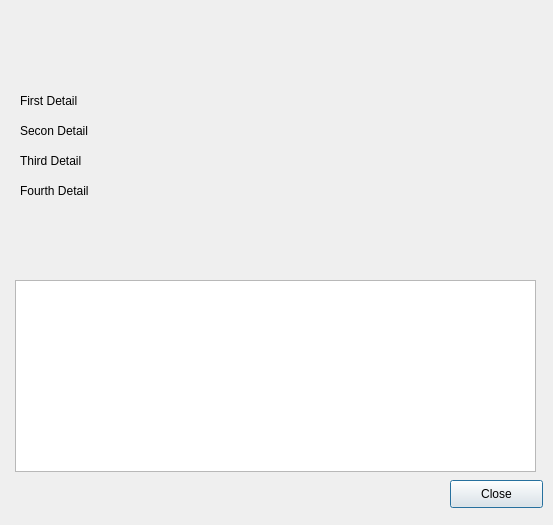
VLN1-Hopur23/VLN1-Hopur23, file ui/details.ui: the form before one commit.
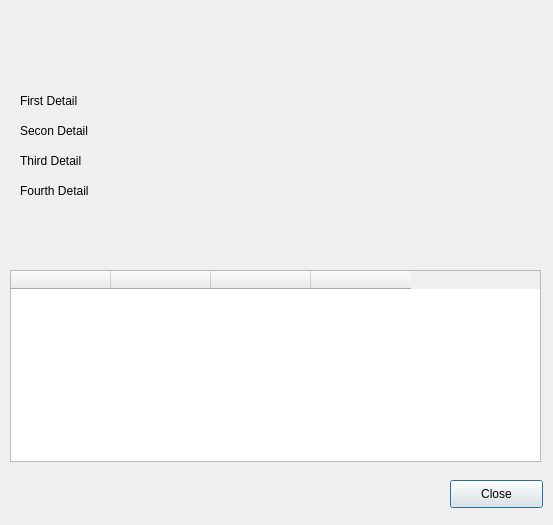
The form after the commit.

Commit message: Connection table in Details functional

Patch:
```diff
--- a/ui/details.ui
+++ b/ui/details.ui
@@ -42,16 +42,6 @@
     <string/>
    </property>
   </widget>
-  <widget class="QListView" name="listView">
-   <property name="geometry">
-    <rect>
-     <x>15</x>
-     <y>280</y>
-     <width>521</width>
-     <height>192</height>
-    </rect>
-   </property>
-  </widget>
   <widget class="QLabel" name="label_name">
    <property name="geometry">
     <rect>
@@ -117,6 +107,39 @@
     <string>Fourth Detail</string>
    </property>
   </widget>
+  <widget class="QTableWidget" name="connect_table">
+   <property name="geometry">
+    <rect>
+     <x>10</x>
+     <y>270</y>
+     <width>531</width>
+     <height>192</height>
+    </rect>
+   </property>
+   <property name="sortingEnabled">
+    <bool>true</bool>
+   </property>
+   <column>
+    <property name="text">
+     <string/>
+    </property>
+   </column>
+   <column>
+    <property name="text">
+     <string/>
+    </property>
+   </column>
+   <column>
+    <property name="text">
+     <string/>
+    </property>
+   </column>
+   <column>
+    <property name="text">
+     <string/>
+    </property>
+   </column>
+  </widget>
  </widget>
  <resources/>
  <connections/>
```
The commit also changes 10 other files.
